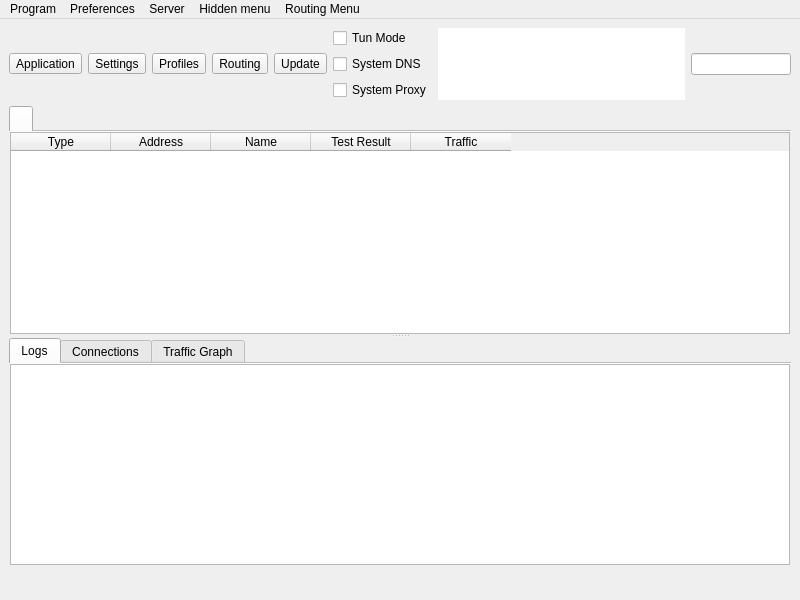
The window that include/ui/mainwindow.ui (Userbash/Neko_Throne) describes before a commit, drawn with Qt 5.
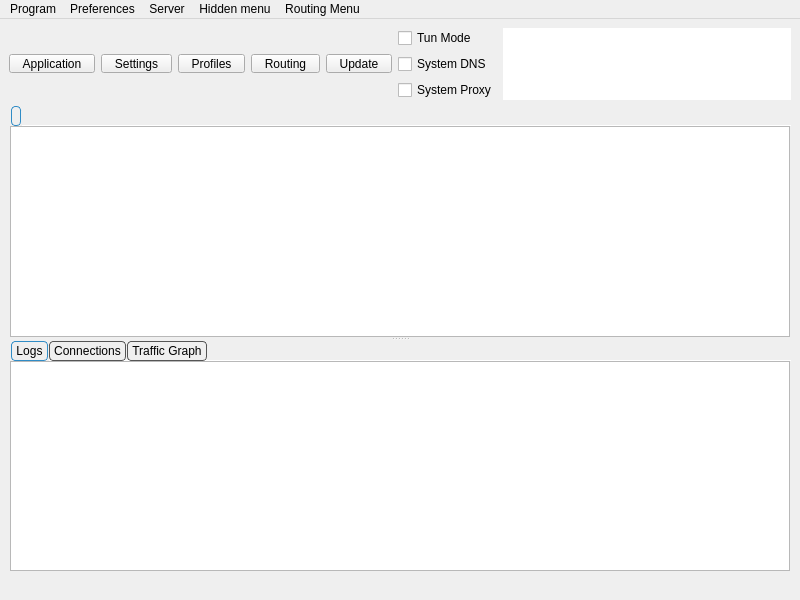
The same window after the commit. Icons and pictures are not drawn. Custom widgets are drawn as their Qt base class.

Commit message: Align some UI elements

What changed in the file:
```diff
--- a/include/ui/mainwindow.ui
+++ b/include/ui/mainwindow.ui
@@ -25,6 +25,25 @@
      <layout class="QHBoxLayout" name="horizontalLayout_2">
       <item>
        <widget class="QToolButton" name="toolButton_program">
+        <property name="minimumSize">
+         <size>
+          <width>0</width>
+          <height>0</height>
+         </size>
+        </property>
+        <property name="styleSheet">
+         <string notr="true">QToolButton {
+    padding-left: 8px;
+    padding-right: 8px;
+}
+
+QToolButton::menu-indicator {
+    subcontrol-origin: border;
+    subcontrol-position: bottom right;
+    right: 2px;
+    bottom: 3px;
+}</string>
+        </property>
         <property name="text">
          <string>Application</string>
         </property>
@@ -47,6 +66,25 @@
       </item>
       <item>
        <widget class="QToolButton" name="toolButton_preferences">
+        <property name="minimumSize">
+         <size>
+          <width>0</width>
+          <height>0</height>
+         </size>
+        </property>
+        <property name="styleSheet">
+         <string notr="true">QToolButton {
+    padding-left: 8px;
+    padding-right: 8px;
+}
+
+QToolButton::menu-indicator {
+    subcontrol-origin: border;
+    subcontrol-position: bottom right;
+    right: 2px;
+    bottom: 3px;
+}</string>
+        </property>
         <property name="text">
          <string>Settings</string>
         </property>
@@ -69,6 +107,25 @@
       </item>
       <item>
        <widget class="QToolButton" name="toolButton_server">
+        <property name="minimumSize">
+         <size>
+          <width>0</width>
+          <height>0</height>
+         </size>
+        </property>
+        <property name="styleSheet">
+         <string notr="true">QToolButton {
+    padding-left: 8px;
+    padding-right: 8px;
+}
+
+QToolButton::menu-indicator {
+    subcontrol-origin: border;
+    subcontrol-position: bottom right;
+    right: 2px;
+    bottom: 3px;
+}</string>
+        </property>
         <property name="text">
          <string>Profiles</string>
         </property>
@@ -91,6 +148,25 @@
       </item>
       <item>
        <widget class="QToolButton" name="toolButton_routing">
+        <property name="minimumSize">
+         <size>
+          <width>0</width>
+          <height>0</height>
+         </size>
+        </property>
+        <property name="styleSheet">
+         <string notr="true">QToolButton {
+    padding-left: 8px;
+    padding-right: 8px;
+}
+
+QToolButton::menu-indicator {
+    subcontrol-origin: border;
+    subcontrol-position: bottom right;
+    right: 2px;
+    bottom: 3px;
+}</string>
+        </property>
         <property name="text">
          <string>Routing</string>
         </property>
@@ -113,6 +189,25 @@
       </item>
       <item>
        <widget class="QToolButton" name="toolButton_update">
+        <property name="minimumSize">
+         <size>
+          <width>0</width>
+          <height>0</height>
+         </size>
+        </property>
+        <property name="styleSheet">
+         <string notr="true">QToolButton {
+    padding-left: 8px;
+    padding-right: 8px;
+}
+
+QToolButton::menu-indicator {
+    subcontrol-origin: border;
+    subcontrol-position: bottom right;
+    right: 2px;
+    bottom: 3px;
+}</string>
+        </property>
         <property name="text">
          <string>Update</string>
         </property>
@@ -175,6 +270,12 @@
           <verstretch>0</verstretch>
          </sizepolicy>
         </property>
+        <property name="minimumSize">
+         <size>
+          <width>0</width>
+          <height>0</height>
+         </size>
+        </property>
         <property name="mouseTracking">
          <bool>false</bool>
         </property>
@@ -204,9 +305,6 @@
         </property>
        </widget>
       </item>
-      <item>
-       <widget class="QLineEdit" name="search_input"/>
-      </item>
      </layout>
     </item>
     <item>
@@ -215,6 +313,28 @@
        <enum>Qt::Orientation::Vertical</enum>
       </property>
       <widget class="QTabWidget" name="tabWidget">
+       <property name="styleSheet">
+        <string notr="true">QTabWidget::tab-bar {
+    left: 2px;
+}
+
+QTabBar {
+    background: transparent;
+    qproperty-drawBase: 0;
+}
+
+QTabBar::tab {
+    border: 1px solid #555555;
+
+    border-radius: 4px;
+    padding: 2px 4px;
+    margin-right: 1px;
+}
+
+QTabBar::tab:selected {
+    border: 1px solid palette(highlight);
+}</string>
+       </property>
        <property name="currentIndex">
         <number>0</number>
        </property>
@@ -245,7 +365,7 @@
           <number>0</number>
          </property>
          <item row="0" column="0">
-          <widget class="MyTableWidget" name="proxyListTable">
+          <widget class="ProfilesTableView" name="profilesTableView">
            <property name="contextMenuPolicy">
             <enum>Qt::ContextMenuPolicy::CustomContextMenu</enum>
            </property>
@@ -276,31 +396,6 @@
            <attribute name="verticalHeaderDefaultSectionSize">
             <number>30</number>
            </attribute>
-           <column>
-            <property name="text">
-             <string>Type</string>
-            </property>
-           </column>
-           <column>
-            <property name="text">
-             <string>Address</string>
-            </property>
-           </column>
-           <column>
-            <property name="text">
-             <string>Name</string>
-            </property>
-           </column>
-           <column>
-            <property name="text">
-             <string>Test Result</string>
-            </property>
-           </column>
-           <column>
-            <property name="text">
-             <string>Traffic</string>
-            </property>
-           </column>
           </widget>
          </item>
         </layout>
@@ -331,6 +426,28 @@
              <property name="autoFillBackground">
               <bool>true</bool>
              </property>
+             <property name="styleSheet">
+              <string notr="true">QTabWidget::tab-bar {
+    left: 2px;
+}
+
+QTabBar {
+    background: transparent;
+    qproperty-drawBase: 0;
+}
+
+QTabBar::tab {
+    border: 1px solid #555555;
+
+    border-radius: 4px;
+    padding: 2px 4px;
+    margin-right: 1px;
+}
+
+QTabBar::tab:selected {
+    border: 1px solid palette(highlight);
+}</string>
+             </property>
              <property name="tabPosition">
               <enum>QTabWidget::TabPosition::North</enum>
              </property>
@@ -511,22 +628,6 @@
         </property>
        </widget>
       </item>
-      <item>
-       <spacer name="horizontalSpacer_2">
-        <property name="orientation">
-         <enum>Qt::Orientation::Horizontal</enum>
-        </property>
-        <property name="sizeType">
-         <enum>QSizePolicy::Policy::Maximum</enum>
-        </property>
-        <property name="sizeHint" stdset="0">
-         <size>
-          <width>0</width>
-          <height>20</height>
-         </size>
-        </property>
-       </spacer>
-      </item>
       <item>
        <widget class="QLabel" name="label_inbound">
         <property name="text">
@@ -1112,9 +1213,9 @@
  </widget>
  <customwidgets>
   <customwidget>
-   <class>MyTableWidget</class>
-   <extends>QTableWidget</extends>
-   <header>include/ui/utils/MyTableWidget.h</header>
+   <class>ProfilesTableView</class>
+   <extends>QTableView</extends>
+   <header>include/ui/utils/ProfilesTableView.h</header>
   </customwidget>
  </customwidgets>
  <resources/>
```
Left out of the diff: 75 changed lines with no effect on the pictures. The commit also changes 1 other file.
